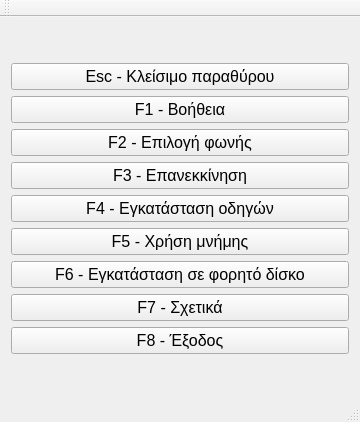
This is src/mainwindow.ui in nstrikos/Emily as Qt 5 draws it before an edit. The edited form follows.
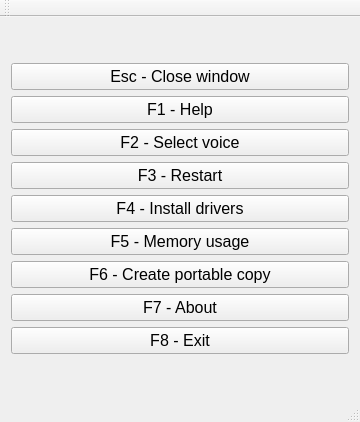
This is the edited form.

The edit to the form file:
```diff
--- a/src/mainwindow.ui
+++ b/src/mainwindow.ui
@@ -37,7 +37,7 @@
          </font>
         </property>
         <property name="text">
-         <string>Esc - Κλείσιμο παραθύρου</string>
+         <string>Esc - Close window</string>
         </property>
        </widget>
       </item>
@@ -49,7 +49,7 @@
          </font>
         </property>
         <property name="text">
-         <string>F1 - Βοήθεια</string>
+         <string>F1 - Help</string>
         </property>
        </widget>
       </item>
@@ -61,7 +61,7 @@
          </font>
         </property>
         <property name="text">
-         <string>F2 - Επιλογή φωνής</string>
+         <string>F2 - Select voice</string>
         </property>
        </widget>
       </item>
@@ -73,7 +73,7 @@
          </font>
         </property>
         <property name="text">
-         <string>F3 - Επανεκκίνηση</string>
+         <string>F3 - Restart</string>
         </property>
        </widget>
       </item>
@@ -85,7 +85,7 @@
          </font>
         </property>
         <property name="text">
-         <string>F4 - Εγκατάσταση οδηγών</string>
+         <string>F4 - Install drivers</string>
         </property>
        </widget>
       </item>
@@ -97,7 +97,7 @@
          </font>
         </property>
         <property name="text">
-         <string>F5 - Χρήση μνήμης</string>
+         <string>F5 - Memory usage</string>
         </property>
        </widget>
       </item>
@@ -109,7 +109,7 @@
          </font>
         </property>
         <property name="text">
-         <string>F6 - Εγκατάσταση σε φορητό δίσκο</string>
+         <string>F6 - Create portable copy</string>
         </property>
        </widget>
       </item>
@@ -121,7 +121,7 @@
          </font>
         </property>
         <property name="text">
-         <string>F7 - Σχετικά</string>
+         <string>F7 - About</string>
         </property>
        </widget>
       </item>
@@ -133,7 +133,7 @@
          </font>
         </property>
         <property name="text">
-         <string>F8 - Έξοδος</string>
+         <string>F8 - Exit</string>
         </property>
        </widget>
       </item>
```
Left out of the diff: 2 changed lines with no effect on the pictures.
